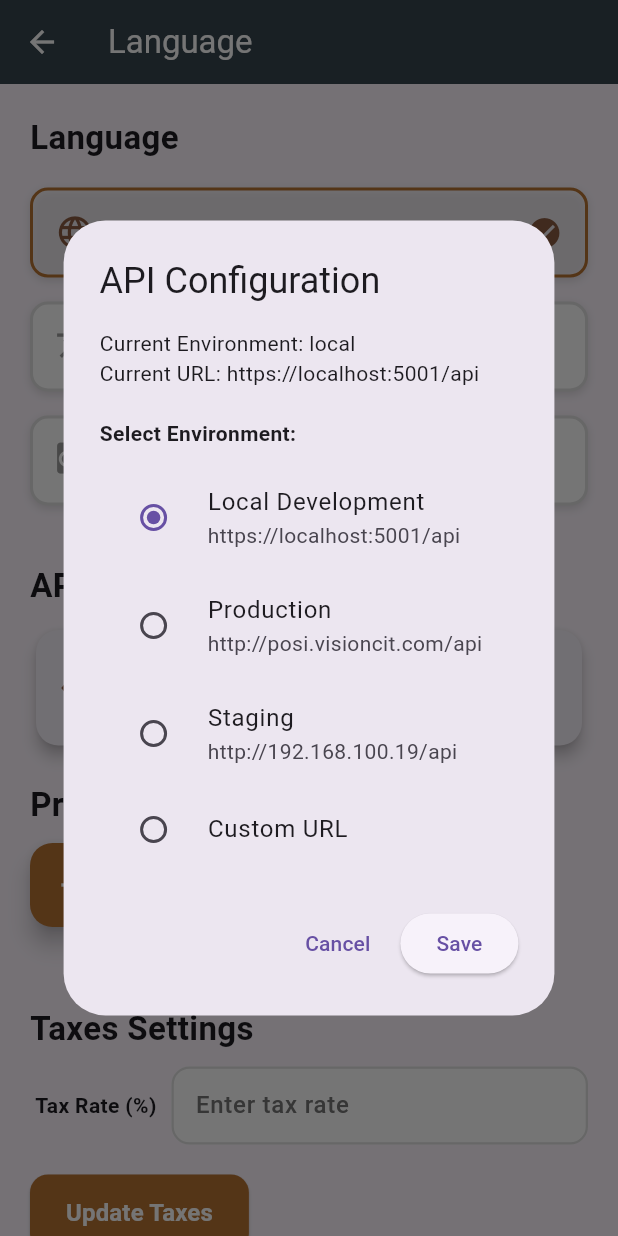
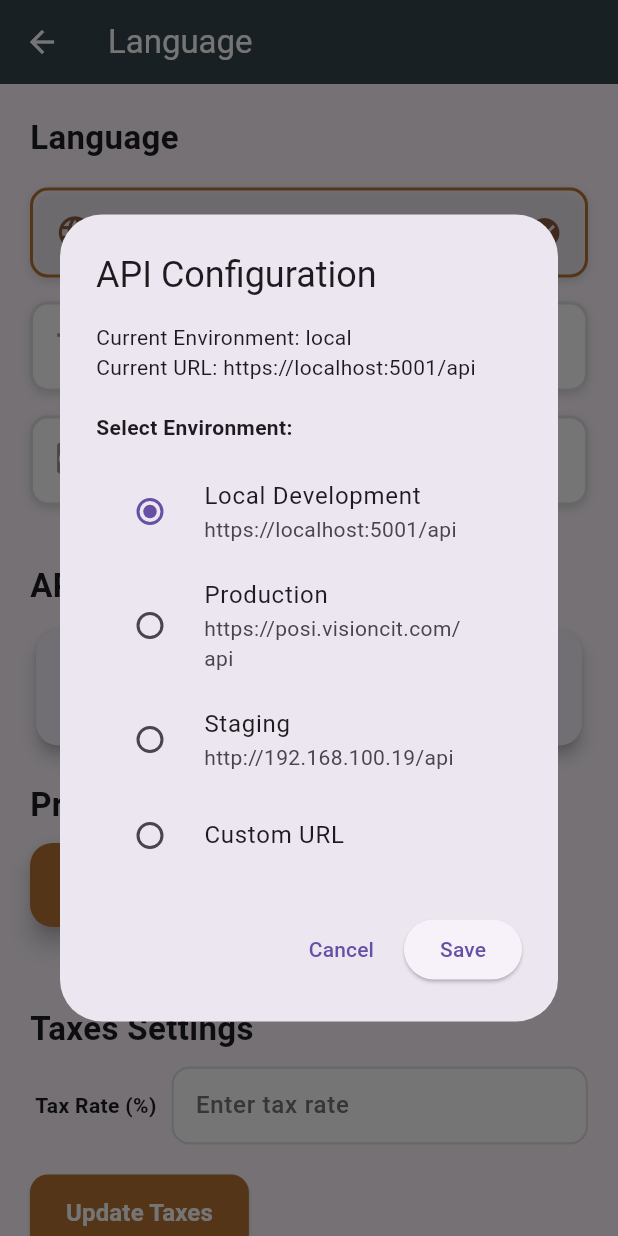
Before and after one commit to AlphaCoreSolutions/POS-frontend, a Flutter app: the SettingsPage screen opened directly, after a tap on "API Server Configuration", on a phone screen of 412 x 824 dp. Run offline on Flutter 3.47's test engine with Material 3 defaults, Android fonts, the phone set to English and light mode, and no system bars; our stand-ins replace fl_chart, flutter_form_builder, form_builder_validators, google_fonts, pdf, permission_handler and 1 more; missing offline and left inert: esc_pos_utils, jwt_decode, print_bluetooth_thermal; accounts and stored records are empty; network calls fail.

Commit message:
Api Production

```diff
--- a/lib/utils/api_config.dart
+++ b/lib/utils/api_config.dart
@@ -3,7 +3,7 @@ import 'package:shared_preferences/shared_preferences.dart';
 class ApiConfig {
   // Default base URLs for different environments
   static const String _localBaseUrl = "https://localhost:5001/api";
-  static const String _productionBaseUrl = "http://posi.visioncit.com/api";
+  static const String _productionBaseUrl = "https://posi.visioncit.com/api";
   static const String _stagingBaseUrl = "http://192.168.100.19/api";
 
   // Preference key for storing selected base URL
```
